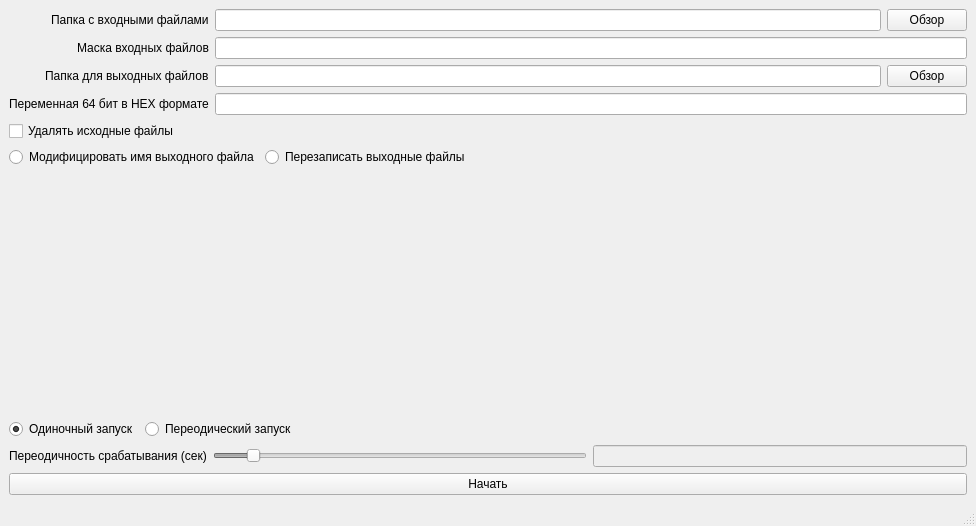
First picture: the form in mainwindow.ui, repository 2romanio005/FileModification, before the edit.
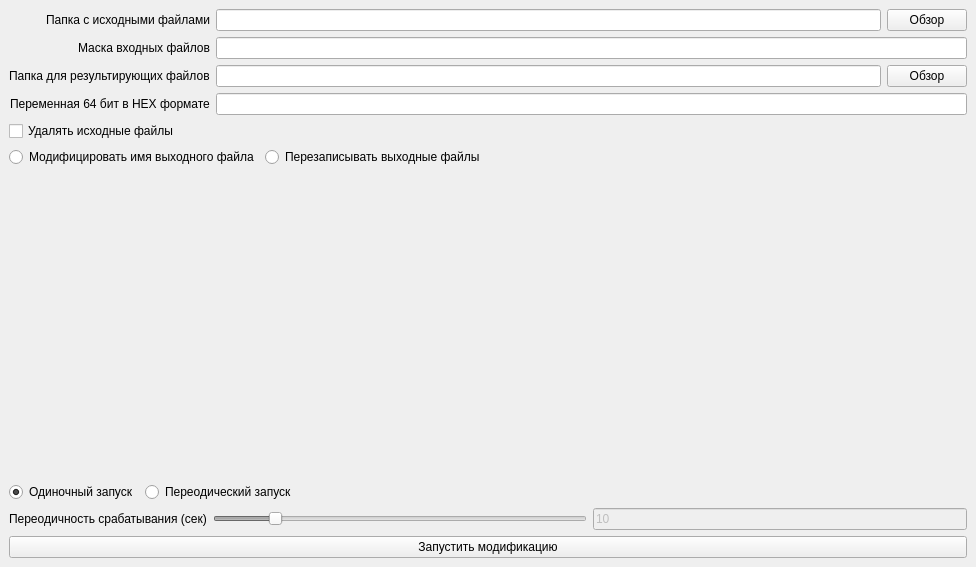
Second picture: the form after the edit.

The edit to the form file:
```diff
--- a/mainwindow.ui
+++ b/mainwindow.ui
@@ -7,7 +7,7 @@
     <x>0</x>
     <y>0</y>
     <width>976</width>
-    <height>526</height>
+    <height>567</height>
    </rect>
   </property>
   <property name="windowTitle">
@@ -33,7 +33,7 @@
       <item row="2" column="0">
        <widget class="QLabel" name="label_output_path">
         <property name="text">
-         <string>Папка для выходных файлов</string>
+         <string>Папка для результирующих файлов</string>
         </property>
        </widget>
       </item>
@@ -46,7 +46,7 @@
          </sizepolicy>
         </property>
         <property name="text">
-         <string>Папка с входными файлами</string>
+         <string>Папка с исходными файлами</string>
         </property>
         <property name="alignment">
          <set>Qt::AlignLeading|Qt::AlignLeft|Qt::AlignVCenter</set>
@@ -119,7 +119,7 @@
       <item>
        <widget class="QRadioButton" name="radioButton_overwrite">
         <property name="text">
-         <string>Перезаписать выходные файлы</string>
+         <string>Перезаписывать выходные файлы</string>
         </property>
        </widget>
       </item>
@@ -205,7 +205,10 @@
            <number>1</number>
           </property>
           <property name="maximum">
-           <number>100</number>
+           <number>60</number>
+          </property>
+          <property name="pageStep">
+           <number>5</number>
           </property>
           <property name="value">
            <number>10</number>
@@ -220,6 +223,9 @@
           <property name="enabled">
            <bool>false</bool>
           </property>
+          <property name="text">
+           <string>10</string>
+          </property>
          </widget>
         </item>
        </layout>
@@ -229,23 +235,12 @@
     <item>
      <widget class="QPushButton" name="pushButton_start">
       <property name="text">
-       <string>Начать</string>
+       <string>Запустить модификацию</string>
       </property>
      </widget>
     </item>
    </layout>
   </widget>
-  <widget class="QMenuBar" name="menubar">
-   <property name="geometry">
-    <rect>
-     <x>0</x>
-     <y>0</y>
-     <width>976</width>
-     <height>21</height>
-    </rect>
-   </property>
-  </widget>
-  <widget class="QStatusBar" name="statusbar"/>
  </widget>
  <resources/>
  <connections/>
```
Left out of the diff: 2 changed lines with no effect on the pictures.
